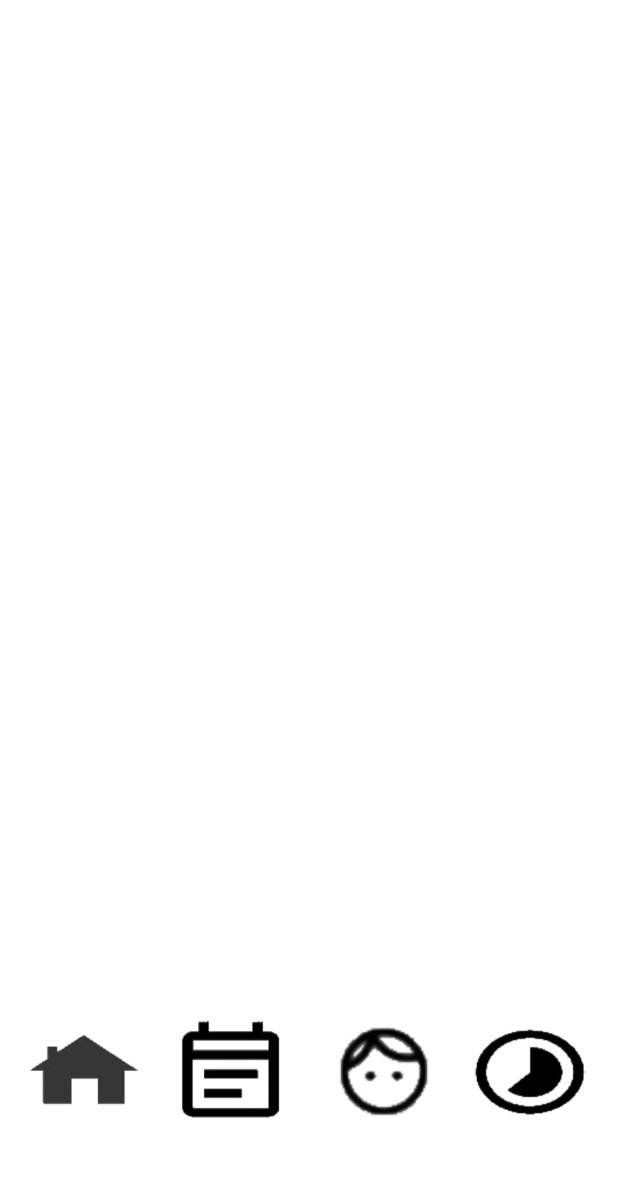
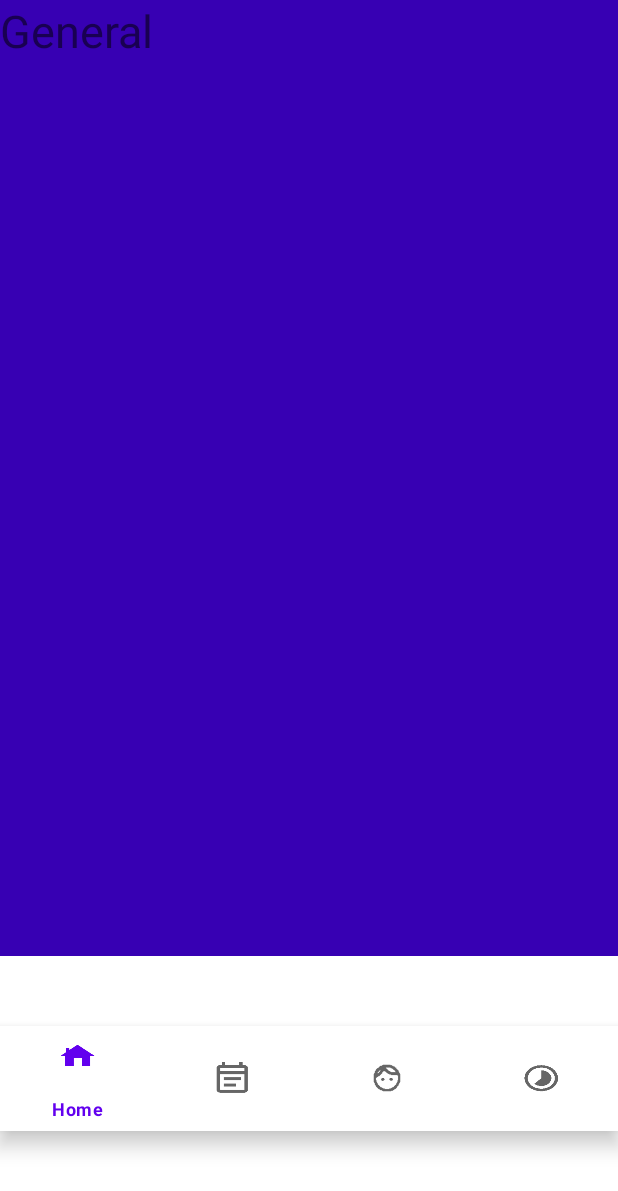
Before and after one commit to Parma139/Smart-Adviser-for-wellbeing-Applicaiton, an Android app: the screen it shows after launch (MainActivity), on a phone screen of 412 x 824 dp. Shown: the top 1191 px of the screen. Run offline under Robolectric (Android 15) with nearby library versions, the phone set to English and light mode, and no system bars.

Commit message:
Image button has been updated
Icon button or image button has been redesigned and unnecessary code has been removed from all the java class.

```diff
--- a/app/build.gradle
+++ b/app/build.gradle
@@ -31,10 +31,11 @@ android {
 dependencies {
 
     implementation 'androidx.appcompat:appcompat:1.2.0'
-    implementation 'com.google.android.material:material:1.3.0'
+//    implementation 'com.google.android.material:material:1.3.0'
     implementation 'androidx.constraintlayout:constraintlayout:2.0.4'
     implementation 'androidx.legacy:legacy-support-v4:1.0.0'
     testImplementation 'junit:junit:4.+'
     androidTestImplementation 'androidx.test.ext:junit:1.1.2'
     androidTestImplementation 'androidx.test.espresso:espresso-core:3.3.0'
+    implementation 'com.google.android.material:material:1.1.0-alpha02'
 }
--- a/app/src/main/java/com/example/smart_adviser_for_wellbeing/MainActivity.java
+++ b/app/src/main/java/com/example/smart_adviser_for_wellbeing/MainActivity.java
@@ -1,11 +1,16 @@
 package com.example.smart_adviser_for_wellbeing;
 
+import androidx.annotation.NonNull;
 import androidx.appcompat.app.AppCompatActivity;
+import androidx.fragment.app.Fragment;
 import androidx.fragment.app.FragmentManager;
 
 import android.os.Bundle;
+import android.view.MenuItem;
 import android.view.View;
 import android.widget.ImageButton;
+
+import com.google.android.material.bottomnavigation.BottomNavigationView;
 
 public class MainActivity extends AppCompatActivity {
 
@@ -14,47 +19,49 @@ public class MainActivity extends AppCompatActivity {
     protected void onCreate(Bundle savedInstanceState) {
         super.onCreate(savedInstanceState);
         setContentView(R.layout.activity_main);
-         ImageButton homeButton = (ImageButton)findViewById(R.id.homeButton);
-         ImageButton noteButton = (ImageButton)findViewById(R.id.noteButton);
-         ImageButton  anxietyButton = (ImageButton)findViewById(R.id.anxietyButton);
-         ImageButton timemanagementButton = (ImageButton)findViewById(R.id.timemanagementButon);
+        // btnnav start
 
+        BottomNavigationView btnNav = findViewById(R.id.bottomNavigationview);
+        btnNav.setOnNavigationItemSelectedListener(navListener);
 
+        // Setting Home Fragment as main Fragment
+         getSupportFragmentManager().beginTransaction().replace(R.id.fragmentscreen_layout, new General()).commit();
 
-        homeButton.setOnClickListener(new View.OnClickListener() {
-            @Override
-            public void onClick(View v) {
-                FragmentManager  fm = getSupportFragmentManager();
-                fm.beginTransaction().replace(R.id.main, new General()) .addToBackStack(null).commit();
-            }
-        });
-
-        noteButton.setOnClickListener(new View.OnClickListener() {
-               @Override
-               public void onClick(View v) {
-                 FragmentManager  fm = getSupportFragmentManager();
-                 fm.beginTransaction().replace(R.id.main, new Notes()) .addToBackStack(null).commit();
-
-               }
-            });
-
-        anxietyButton.setOnClickListener(new View.OnClickListener() {
-            @Override
-            public void onClick(View v) {
-                FragmentManager  fm = getSupportFragmentManager();
-                fm.beginTransaction().replace(R.id.main, new Anxiety()) .addToBackStack(null).commit();
-            }
-        });
-
-
-        timemanagementButton.setOnClickListener(new View.OnClickListener() {
-            @Override
-            public void onClick(View v) {
-                FragmentManager  fm = getSupportFragmentManager();
-                fm.beginTransaction().replace(R.id.main, new TimeMnangement()) .addToBackStack(null).commit();
-            }
-        });
+        // end betnav
 
     }
 
+    // nav start
+
+    private BottomNavigationView.OnNavigationItemSelectedListener navListener = new BottomNavigationView.OnNavigationItemSelectedListener() {
+        @Override
+        public boolean onNavigationItemSelected(@NonNull MenuItem item) {
+            Fragment selectedFragment = null;
+
+            switch (item.getItemId()){
+                case R.id.item1:
+                    selectedFragment = new General();
+                    break;
+                case R.id.item2:
+                    selectedFragment = new Notes();
+                    break;
+
+                case R.id.item3:
+                    selectedFragment = new Anxiety();
+                    break;
+
+                case R.id.item4:
+                    selectedFragment = new TimeMnangement();
+                    break;
+
+            }
+
+            //Begin transisiton
+            getSupportFragmentManager().beginTransaction().replace(R.id.fragmentscreen_layout, selectedFragment).addToBackStack(null).commit();
+            return true;
+
+        }
+    };
+    // nav end
+
 }
--- a/app/src/main/res/layout/activity_main.xml
+++ b/app/src/main/res/layout/activity_main.xml
@@ -7,82 +7,24 @@
     android:layout_height="match_parent"
     tools:context=".MainActivity">
 
-    <ImageButton
-        android:id="@+id/homeButton"
-        android:layout_width="77dp"
-        android:layout_height="67dp"
-        android:layout_marginStart="16dp"
-        android:layout_marginLeft="16dp"
-        android:layout_marginTop="620dp"
-        android:layout_marginBottom="16dp"
-        android:adjustViewBounds="true"
-        android:background="#00FFFFFF"
-        android:contentDescription="homebutton"
-        android:onClick="homeButton"
-        android:padding="0dp"
-        android:scaleType="fitCenter"
+    <FrameLayout
+        android:id="@+id/fragmentscreen_layout"
+        android:layout_width="match_parent"
+        android:layout_height="637dp">
+
+    </FrameLayout>
+
+    <com.google.android.material.bottomnavigation.BottomNavigationView
+
+        android:id="@+id/bottomNavigationview"
+        android:layout_width="match_parent"
+        android:layout_height="70dp"
+        android:layout_marginBottom="24dp"
+        android:background="@color/white"
         app:layout_constraintBottom_toBottomOf="parent"
         app:layout_constraintStart_toStartOf="parent"
-        app:layout_constraintTop_toTopOf="parent"
-        app:srcCompat="@drawable/home"
-        tools:ignore="OnClick" />
-
-    <ImageButton
-        android:id="@+id/anxietyButton"
-        android:layout_width="77dp"
-        android:layout_height="67dp"
-        android:layout_marginStart="25dp"
-        android:layout_marginLeft="25dp"
-        android:layout_marginTop="620dp"
-        android:layout_marginBottom="16dp"
-        android:adjustViewBounds="true"
-        android:background="#FFFFFF"
-        android:onClick="anxietyButton"
-        android:padding="0dp"
-        android:scaleType="fitCenter"
-        app:layout_constraintBottom_toBottomOf="parent"
-        app:layout_constraintStart_toEndOf="@+id/noteButton"
-        app:layout_constraintTop_toTopOf="parent"
-        app:srcCompat="@drawable/sad"
-        tools:ignore="OnClick" />
-
-    <ImageButton
-        android:id="@+id/timemanagementButon"
-        android:layout_width="77dp"
-        android:layout_height="67dp"
-        android:layout_marginStart="19dp"
-        android:layout_marginLeft="19dp"
-        android:layout_marginTop="620dp"
-        android:layout_marginBottom="16dp"
-        android:adjustViewBounds="true"
-        android:background="#FFFFFF"
-        android:onClick="timemanagementButon"
-        android:padding="0dp"
-        android:scaleType="fitCenter"
-        app:layout_constraintBottom_toBottomOf="parent"
-        app:layout_constraintStart_toEndOf="@+id/anxietyButton"
-        app:layout_constraintTop_toTopOf="parent"
-        app:srcCompat="@drawable/time"
-        tools:ignore="OnClick" />
-
-    <ImageButton
-        android:id="@+id/noteButton"
-        android:layout_width="77dp"
-        android:layout_height="67dp"
-        android:layout_marginStart="21dp"
-        android:layout_marginLeft="21dp"
-        android:layout_marginTop="620dp"
-        android:layout_marginBottom="16dp"
-        android:adjustViewBounds="true"
-        android:background="#FFFFFF"
-        android:onClick="noteButton"
-        android:padding="0dp"
-        android:scaleType="fitCenter"
-        app:layout_constraintBottom_toBottomOf="parent"
-        app:layout_constraintStart_toEndOf="@+id/homeButton"
-        app:layout_constraintTop_toTopOf="parent"
-        app:srcCompat="@drawable/notes"
-        tools:ignore="OnClick" />
+        app:layout_constraintTop_toBottomOf="@+id/fragmentscreen_layout"
+        app:menu="@menu/menu2" />
 
 
 </androidx.constraintlayout.widget.ConstraintLayout>
--- /dev/null
+++ b/app/src/main/res/menu/menu2.xml
@@ -0,0 +1,22 @@
+<?xml version="1.0" encoding="utf-8"?>
+<menu xmlns:android="http://schemas.android.com/apk/res/android">
+
+
+    <item
+        android:id="@+id/item1"
+        android:title="Home"
+        android:icon="@drawable/home"/>
+    <item
+        android:id="@+id/item2"
+        android:title="Note"
+        android:icon="@drawable/notes"/>
+    <item
+        android:id="@+id/item3"
+        android:title="Anxiety"
+        android:icon="@drawable/sad"/>
+    <item
+        android:id="@+id/item4"
+        android:title="TimeManagement"
+        android:icon="@drawable/time"/>
+
+</menu>
```
Also changed, not shown: app/src/main/java/com/example/smart_adviser_for_wellbeing/Anxiety.java (+7 -38 lines), app/src/main/java/com/example/smart_adviser_for_wellbeing/General.java (+0 -36 lines), app/src/main/java/com/example/smart_adviser_for_wellbeing/Notes.java (+0 -37 lines), app/src/main/java/com/example/smart_adviser_for_wellbeing/TimeMnangement.java (+0 -37 lines), gradle/wrapper/gradle-wrapper.properties.
